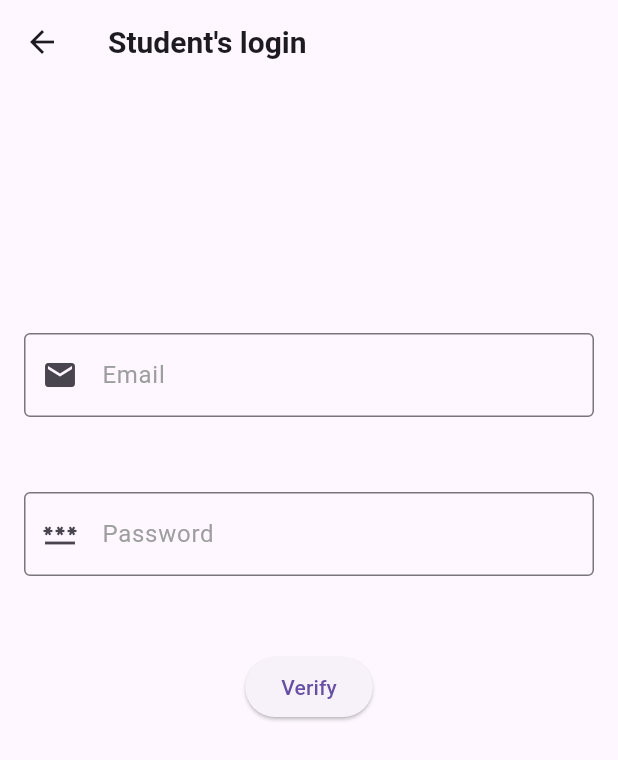
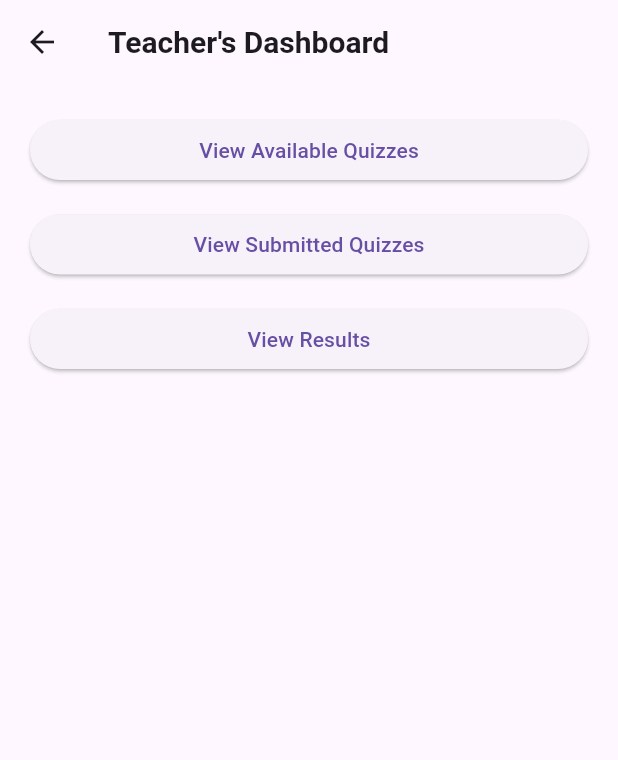
Before and after one commit to 1-ahsan/smart_quiz_app, a Flutter app: the studentLogin screen opened by its route, after a tap on "Verify", on a phone screen of 412 x 824 dp. Shown: the top 760 px of the screen. Run offline on Flutter 3.47's test engine with Material 3 defaults, Android fonts, the light colour scheme and no system bars.

Commit message:
Added Dashboards and did some changes.

```diff
--- a/lib/main.dart
+++ b/lib/main.dart
@@ -1,7 +1,10 @@
 import 'package:flutter/material.dart';
+import 'package:smart_quiz_app/screens/student_dashboard.dart';
 import 'screens/home_page.dart';
 import 'screens/student_login.dart';
 import 'screens/teacher_login.dart';
+import 'screens/teacher_dashboard.dart';
+import 'screens/student_dashboard.dart';
 
 void main() {
   runApp(const QuizApp());
@@ -20,6 +23,9 @@ class QuizApp extends StatelessWidget {
         '/': (context) => homePage(),
         '/studentLogin': (context) =>  studentLogin(),
         '/teacherLogin': (context) =>  teacherLogin(),
+        '/teacherDashboard': (context) => teacherDashboard(),
+        '/studentDashboard': (context) => studentDashboard(),
+
       },
     );
   }
--- /dev/null
+++ b/lib/screens/student_dashboard.dart
@@ -0,0 +1,48 @@
+import 'package:flutter/material.dart';
+
+class studentDashboard extends StatelessWidget {
+  studentDashboard({super.key});
+
+  @override
+  Widget build(BuildContext context){
+    return Scaffold(
+      appBar: AppBar(
+        leading: IconButton(
+            onPressed: (){
+              Navigator.pop(context);
+            },
+            icon: Icon(Icons.arrow_back)
+        ),
+        title: Text(
+          "Teacher's Dashboard",
+          style: TextStyle(
+            fontSize: 20,
+            fontWeight: FontWeight.bold,
+          ),
+        ),
+      ),
+      body: Padding(
+        padding: const EdgeInsets.all(20),
+        child: Column(
+          crossAxisAlignment: CrossAxisAlignment.stretch,
+          children: [
+            ElevatedButton(
+              onPressed: () {},
+              child: const Text('View Available Quizzes'),
+            ),
+            const SizedBox(height: 15),
+            ElevatedButton(
+              onPressed: () {},
+              child: const Text('View Submitted Quizzes'),
+            ),
+            const SizedBox(height: 15),
+            ElevatedButton(
+              onPressed: () {},
+              child: const Text('View Results'),
+            ),
+          ],
+        ),
+      ),
+    );
+  }
+}
--- a/lib/screens/student_login.dart
+++ b/lib/screens/student_login.dart
@@ -58,7 +58,7 @@ class _studentLoginState extends State<studentLogin> {
               SizedBox(height: 50,),
               ElevatedButton(
                   onPressed: (){
-
+                    Navigator.pushNamed(context, '/studentDashboard');
                   },
                   child: Text('Verify')
               )
```
Also changed, not shown: lib/screens/teacher_dashboard.dart (added, +48 -0 lines), lib/screens/teacher_login.dart (+46 -2 lines).
